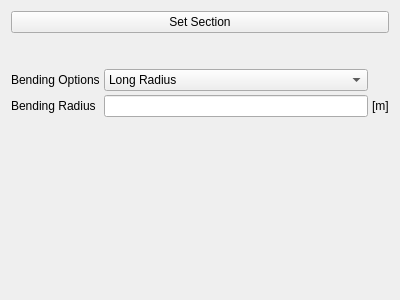
Above: pulse/interface/ui_files/model/geometry/pipe_option_widget.ui from open-pulse/OpenPulse before the change. Below: the same form after it.
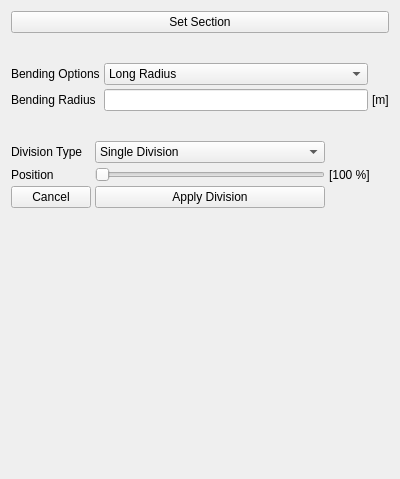
That is the form after the change.

Commit message: implement pipe subdivision

Diff of the .ui file:
```diff
--- a/pulse/interface/ui_files/model/geometry/pipe_option_widget.ui
+++ b/pulse/interface/ui_files/model/geometry/pipe_option_widget.ui
@@ -7,13 +7,16 @@
     <x>0</x>
     <y>0</y>
     <width>400</width>
-    <height>300</height>
+    <height>479</height>
    </rect>
   </property>
   <property name="windowTitle">
    <string>Form</string>
   </property>
   <layout class="QVBoxLayout" name="verticalLayout">
+   <property name="spacing">
+    <number>30</number>
+   </property>
    <item>
     <widget class="QPushButton" name="set_section_button">
      <property name="text">
@@ -21,22 +24,6 @@
      </property>
     </widget>
    </item>
-   <item>
-    <spacer name="verticalSpacer">
-     <property name="orientation">
-      <enum>Qt::Vertical</enum>
-     </property>
-     <property name="sizeType">
-      <enum>QSizePolicy::Preferred</enum>
-     </property>
-     <property name="sizeHint" stdset="0">
-      <size>
-       <width>20</width>
-       <height>30</height>
-      </size>
-     </property>
-    </spacer>
-   </item>
    <item>
     <layout class="QGridLayout" name="gridLayout_5">
      <property name="spacing">
@@ -93,7 +80,82 @@
     </layout>
    </item>
    <item>
-    <spacer name="verticalSpacer_3">
+    <layout class="QGridLayout" name="gridLayout">
+     <property name="spacing">
+      <number>4</number>
+     </property>
+     <item row="0" column="0">
+      <widget class="QLabel" name="label">
+       <property name="text">
+        <string>Division Type</string>
+       </property>
+      </widget>
+     </item>
+     <item row="0" column="1">
+      <widget class="QComboBox" name="division_combobox">
+       <item>
+        <property name="text">
+         <string>Single Division</string>
+        </property>
+       </item>
+       <item>
+        <property name="text">
+         <string>Multiple Division</string>
+        </property>
+       </item>
+      </widget>
+     </item>
+     <item row="3" column="1">
+      <widget class="QPushButton" name="apply_division_button">
+       <property name="text">
+        <string>Apply Division</string>
+       </property>
+      </widget>
+     </item>
+     <item row="2" column="0">
+      <widget class="QLabel" name="division_slider_label">
+       <property name="text">
+        <string>Position</string>
+       </property>
+      </widget>
+     </item>
+     <item row="3" column="0">
+      <widget class="QPushButton" name="cancel_division_button">
+       <property name="text">
+        <string>Cancel</string>
+       </property>
+      </widget>
+     </item>
+     <item row="2" column="1">
+      <widget class="QSlider" name="division_slider">
+       <property name="minimum">
+        <number>1</number>
+       </property>
+       <property name="maximum">
+        <number>10</number>
+       </property>
+       <property name="orientation">
+        <enum>Qt::Horizontal</enum>
+       </property>
+      </widget>
+     </item>
+     <item row="2" column="2">
+      <widget class="QLabel" name="division_amount_label">
+       <property name="minimumSize">
+        <size>
+         <width>60</width>
+         <height>0</height>
+        </size>
+       </property>
+       <property name="text">
+        <string>[100 %]</string>
+       </property>
+      </widget>
+     </item>
+    </layout>
+   </item>
+   <item>
+    <spacer name="verticalSpacer">
      <property name="orientation">
       <enum>Qt::Vertical</enum>
      </property>
```
The commit also changes 2 other files.
